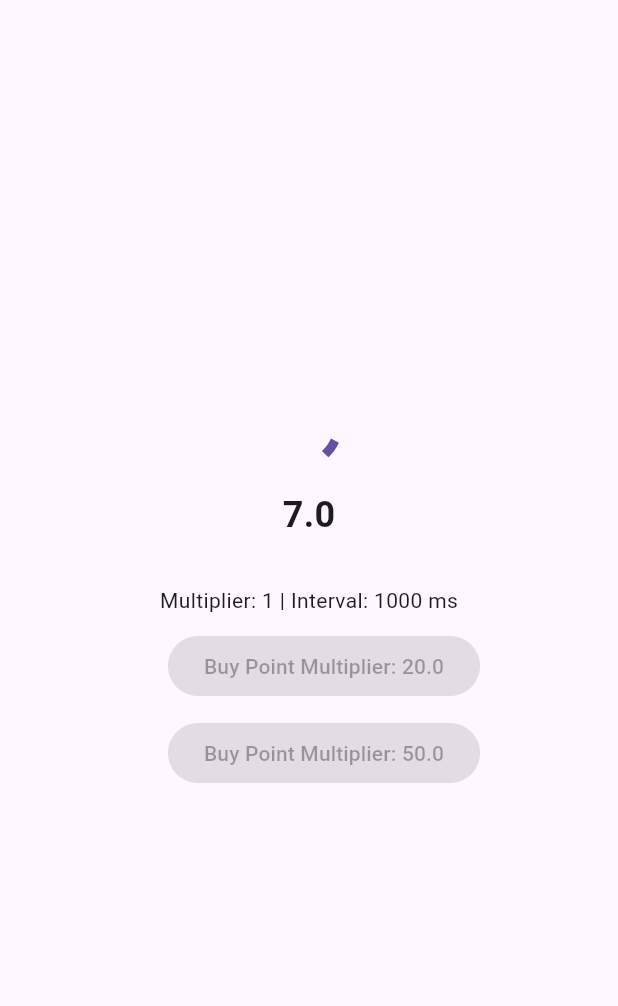
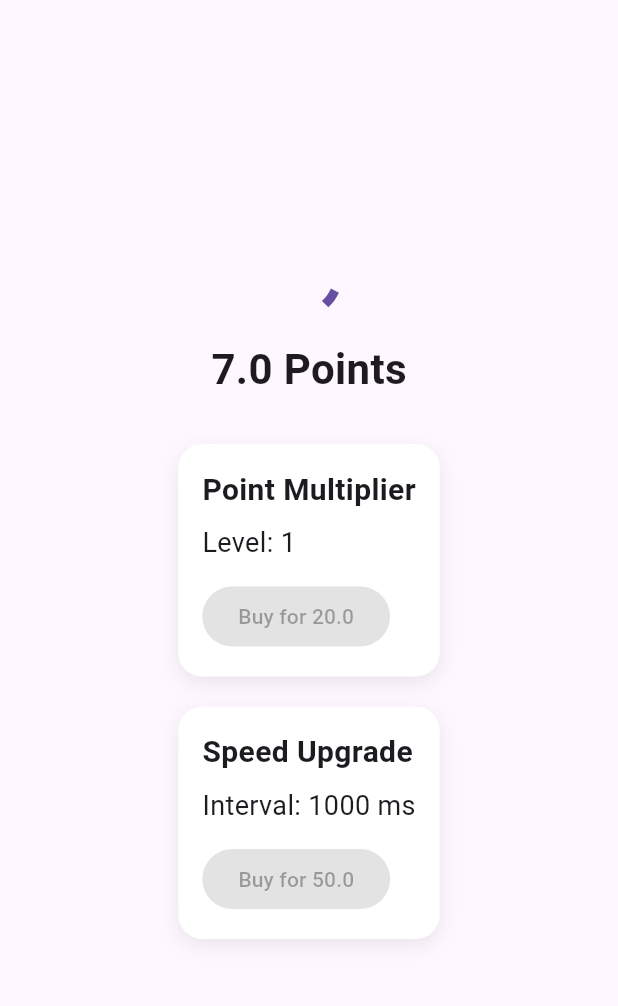
Before and after one commit to GGOOFPRO/let-s-it-loading, a Flutter app: the screen it shows after launch, on a phone screen of 412 x 824 dp, the part 63-1069 px from its top. Run offline on Flutter 3.47's test engine with Material 3 defaults, Android fonts, the phone set to English and light mode, and no system bars; our stand-ins replace get.

Commit message:
V0.2 by GPT

```diff
--- a/let_it_load/lib/view/homepage.dart
+++ b/let_it_load/lib/view/homepage.dart
@@ -13,85 +13,107 @@ class HomePage extends StatelessWidget {
     return Scaffold(
       appBar: AppBar(title: const Text('Let It Load')),
       body: Center(
+        child: SingleChildScrollView(
+          padding: const EdgeInsets.all(16.0),
           child: Column(
-          mainAxisAlignment: MainAxisAlignment.center,
             children: <Widget>[
               RotationTransition(
                 turns: loadingController.anicontroller,
-              child: CircularProgressIndicator(strokeWidth: 6.0),
+                child: const CircularProgressIndicator(strokeWidth: 6.0),
               ),
-            SizedBox(height: 20),
+              const SizedBox(height: 20),
+
+              // Current Points Display
               Obx(
                 () => Text(
-                loadingPoint.point.value.toStringAsFixed(1),
-                style: TextStyle(fontSize: 24, fontWeight: FontWeight.bold),
+                  '${loadingPoint.point.value.toStringAsFixed(1)} Points',
+                  style: const TextStyle(
+                    fontSize: 28,
+                    fontWeight: FontWeight.bold,
                   ),
                 ),
-            SizedBox(height: 30),
-            Obx(
-              () => Text(
-                'Multiplier: ${loadingPoint.pointMultiplyerAmount.value} | Interval: ${loadingPoint.pointPerSecond.value} ms',
               ),
-            ),
-            SizedBox(height: 10),
-            Column(
-              children: [
-                Row(
-                  mainAxisAlignment: MainAxisAlignment.center,
-                  children: [
-                    SizedBox(width: 20),
-                    Obx(
-                      () => FilledButton(
-                        onPressed:
-                            loadingPoint.point.value >=
-                                    loadingPoint.pointMultiplyerPrice.value
-                                ? () {
+              const SizedBox(height: 30),
+
+              // Upgrades Section
+              buildUpgradeCard(
+                title: 'Point Multiplier',
+                valueDisplay: Obx(() => Text(
+                  'Level: ${loadingPoint.pointMultiplyerAmount.value}',
+                  style: const TextStyle(fontSize: 18),
+                )),
+                price: loadingPoint.pointMultiplyerPrice,
+                onBuy: () {
                   loadingPoint.buyPointMultiplyer();
                   ScaffoldMessenger.of(context).showSnackBar(
-                                    SnackBar(
-                                      content: Text(
-                                        'Point Multiplier Purchased!',
+                    const SnackBar(content: Text('Point Multiplier Purchased!')),
+                  );
+                },
+                isBuyable: (loadingPoint.point.value >= loadingPoint.pointMultiplyerPrice.value).obs,
+              ),
+
+              const SizedBox(height: 20),
+
+              buildUpgradeCard(
+                title: 'Speed Upgrade',
+                valueDisplay: Obx(() => Text(
+                  'Interval: ${loadingPoint.pointPerSecond.value.toStringAsFixed(0)} ms',
+                  style: const TextStyle(fontSize: 18),
+                )),
+                price: loadingPoint.speedUpPrice,
+                onBuy: () {
+                  loadingPoint.buySpeedUP();
+                  ScaffoldMessenger.of(context).showSnackBar(
+                    const SnackBar(content: Text('Speed Upgrade Purchased!')),
+                  );
+                },
+                isBuyable: ((loadingPoint.point.value >= loadingPoint.speedUpPrice.value).obs),
+              ),
+            ],
+          ),
         ),
       ),
     );
   }
-                                : null,
-                        child: Text(
-                          'Buy Point Multiplier: ${loadingPoint.pointMultiplyerPrice.value.toStringAsFixed(1)}',
-                        ),
-                      ),
+
+  Widget buildUpgradeCard({
+    required String title,
+    required Widget valueDisplay,
+    required RxDouble price,
+    required VoidCallback onBuy,
+    required RxBool isBuyable,
+  }) {
+    return Obx(
+      () => Container(
+        padding: const EdgeInsets.all(16),
+        margin: const EdgeInsets.symmetric(horizontal: 8),
+        decoration: BoxDecoration(
+          color: Colors.white,
+          borderRadius: BorderRadius.circular(16),
+          boxShadow: [
+            BoxShadow(
+              color: Colors.black.withOpacity(0.08),
+              blurRadius: 10,
+              offset: const Offset(0, 4),
             ),
           ],
         ),
-                SizedBox(height: 10),
-                Row(
-                  mainAxisAlignment: MainAxisAlignment.center,
+        child: Column(
+          crossAxisAlignment: CrossAxisAlignment.start,
           children: [
-                    SizedBox(width: 20),
-                    Obx(
-                      () => FilledButton(
-                        onPressed:
-                            loadingPoint.point.value >=
-                                    loadingPoint.speedUpPrice.value
-                                ? () {
-                                  loadingPoint.buySpeedUP();
-                                  ScaffoldMessenger.of(context).showSnackBar(
-                                    SnackBar(
-                                      content: Text(
-                                        'Point Speed Up Purchased!',
+            Text(
+              title,
+              style: const TextStyle(
+                fontSize: 20,
+                fontWeight: FontWeight.bold,
               ),
             ),
-                                  );
-                                }
-                                : null,
-                        child: Text(
-                          'Buy Point Multiplier: ${loadingPoint.speedUpPrice.value.toStringAsFixed(1)}',
-                        ),
-                      ),
-                    ),
-                  ],
-                ),
-              ],
+            const SizedBox(height: 8),
+            valueDisplay,
+            const SizedBox(height: 12),
+            FilledButton(
+              onPressed: isBuyable.value ? onBuy : null,
+              child: Text('Buy for ${price.value.toStringAsFixed(1)}'),
             ),
           ],
         ),
```
Lines whose indentation alone changed are shown as unchanged.
